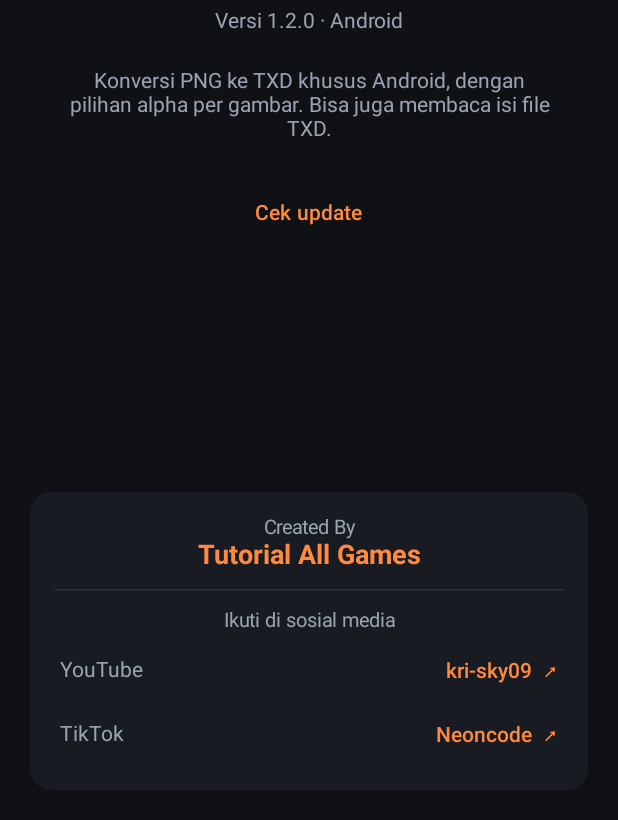
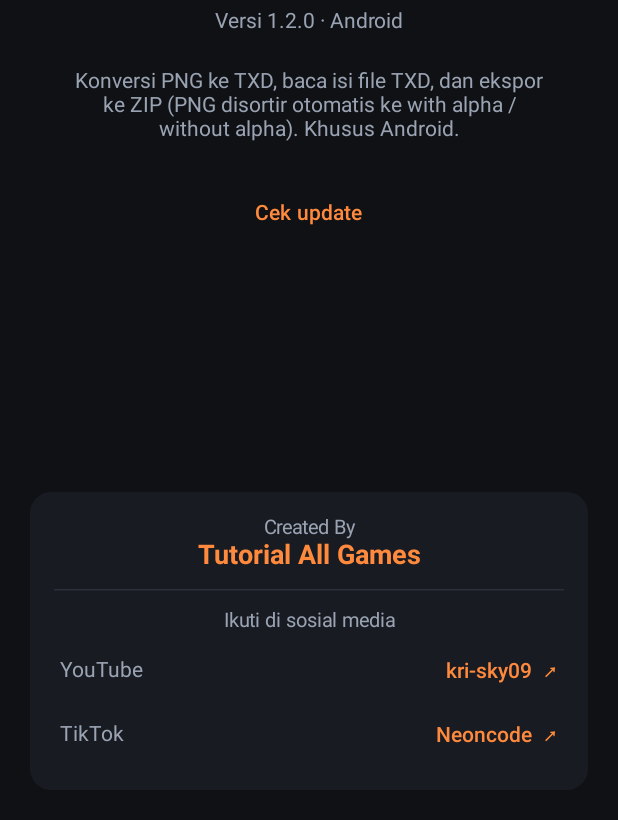
Before and after one commit to NeonCode-lab/TXD-Converter, an Android app built with Jetpack Compose: the composable App shown on its own in the app's theme, after a tap on "Tentang", on a phone screen of 412 x 824 dp, the part 416-1236 px from its top. Run offline under Robolectric (Android 15) with nearby library versions, the phone set to English and light mode, and no system bars.

Commit message:
Branding di aplikasi: tagline beranda, deskripsi kartu, dan layar Tentang mencakup pembaca TXD dan ekspor ZIP

```diff
--- a/app/src/main/java/com/tutorialallgames/txdstudio/MainActivity.kt
+++ b/app/src/main/java/com/tutorialallgames/txdstudio/MainActivity.kt
@@ -252,7 +252,7 @@ private fun load(ctx: Context, uri: Uri, taken: Set<String>): Tex? = runCatching
             }
         }
     }
-    // Pembaca TXD: satu ZIP berisi PNG tiap tekstur (with_alpha dan without_alpha)
+    // Pembaca TXD: satu ZIP berisi PNG tiap tekstur, disortir otomatis ke with_alpha / without_alpha
     val pngZipSaver = rememberLauncherForActivityResult(ActivityResultContracts.CreateDocument("application/zip")) { uri ->
         val f = txd
         if (uri != null && f != null) {
@@ -294,7 +294,7 @@ private fun load(ctx: Context, uri: Uri, taken: Set<String>): Tex? = runCatching
                     Row(Modifier.fillMaxWidth(), horizontalArrangement = Arrangement.SpaceBetween) {
                         Column {
                             Text("TXD Studio", color = TX, fontSize = 30.sp, fontWeight = FontWeight.Bold)
-                            Text("Konversi PNG ke TXD · Android", color = MU, fontSize = 14.sp)
+                            Text("Konversi, baca & ekspor TXD · Android", color = MU, fontSize = 14.sp)
                         }
                         TextButton({ screen = "about" }) { Text("Tentang", color = AC) }
                     }
@@ -306,7 +306,8 @@ private fun load(ctx: Context, uri: Uri, taken: Set<String>): Tex? = runCatching
                         Text("Khusus Android", color = AC, fontWeight = FontWeight.Bold)
                         Text(
                             "Format: DXT1, DXT3, DXT5, dan 8888, dengan atau tanpa alpha. " +
-                                "Atur per gambar setelah impor.",
+                                "Atur per gambar setelah impor. Buka file TXD untuk melihat isinya " +
+                                "dan ekspor ke ZIP (PNG disortir with alpha / without alpha).",
                             color = MU, fontSize = 13.sp, modifier = Modifier.padding(top = 6.dp)
                         )
                     }
@@ -480,7 +481,8 @@ private fun load(ctx: Context, uri: Uri, taken: Set<String>): Tex? = runCatching
                         Text("TXD Studio", color = TX, fontSize = 26.sp, fontWeight = FontWeight.Bold)
                         Text("Versi 1.2.0 · Android", color = MU, modifier = Modifier.padding(top = 6.dp))
                         Text(
-                            "Konversi PNG ke TXD khusus Android, dengan pilihan alpha per gambar. Bisa juga membaca isi file TXD.",
+                            "Konversi PNG ke TXD, baca isi file TXD, dan ekspor ke ZIP (PNG disortir " +
+                                "otomatis ke with alpha / without alpha). Khusus Android.",
                             color = MU, textAlign = TextAlign.Center, modifier = Modifier.padding(24.dp)
                         )
                         UpdateCheckRow()
```
